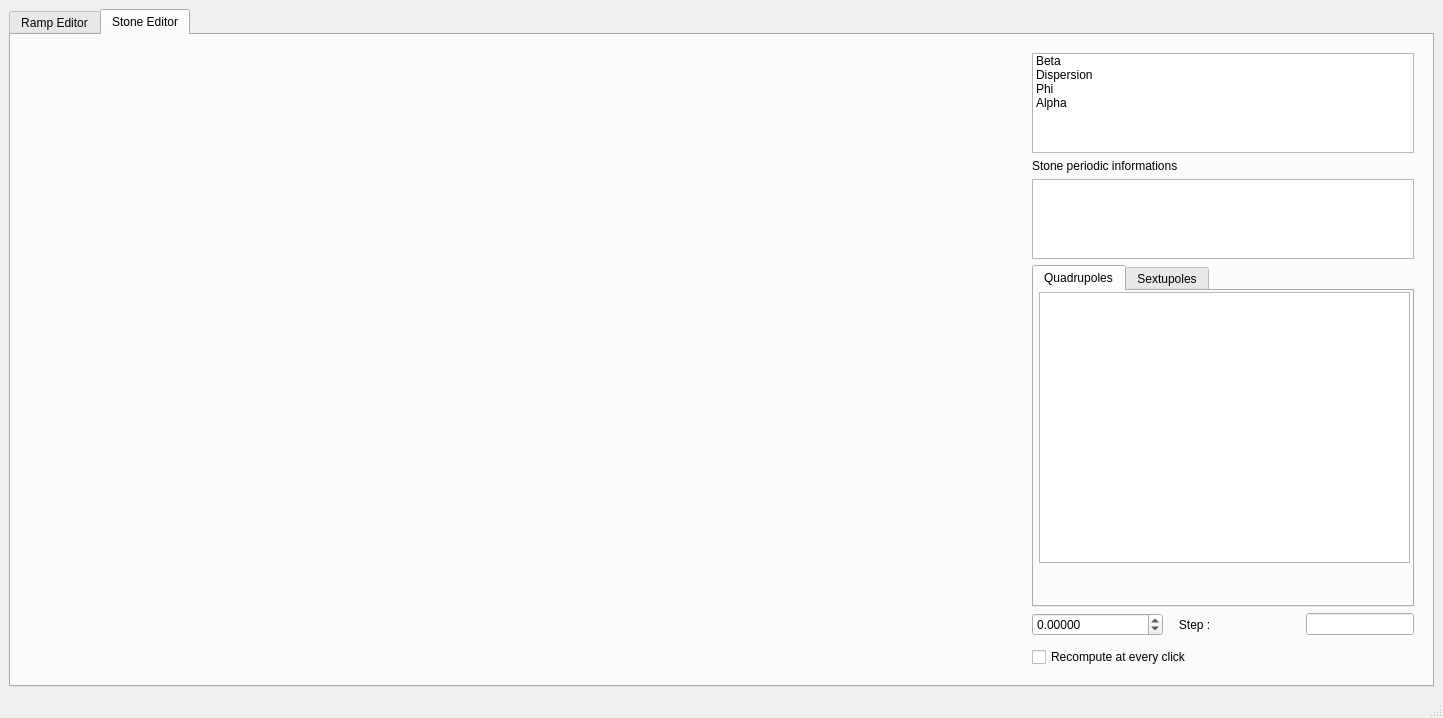
First picture: the form in RampEditor.ui, repository ydutheil/COSYRampEditor, before the edit.
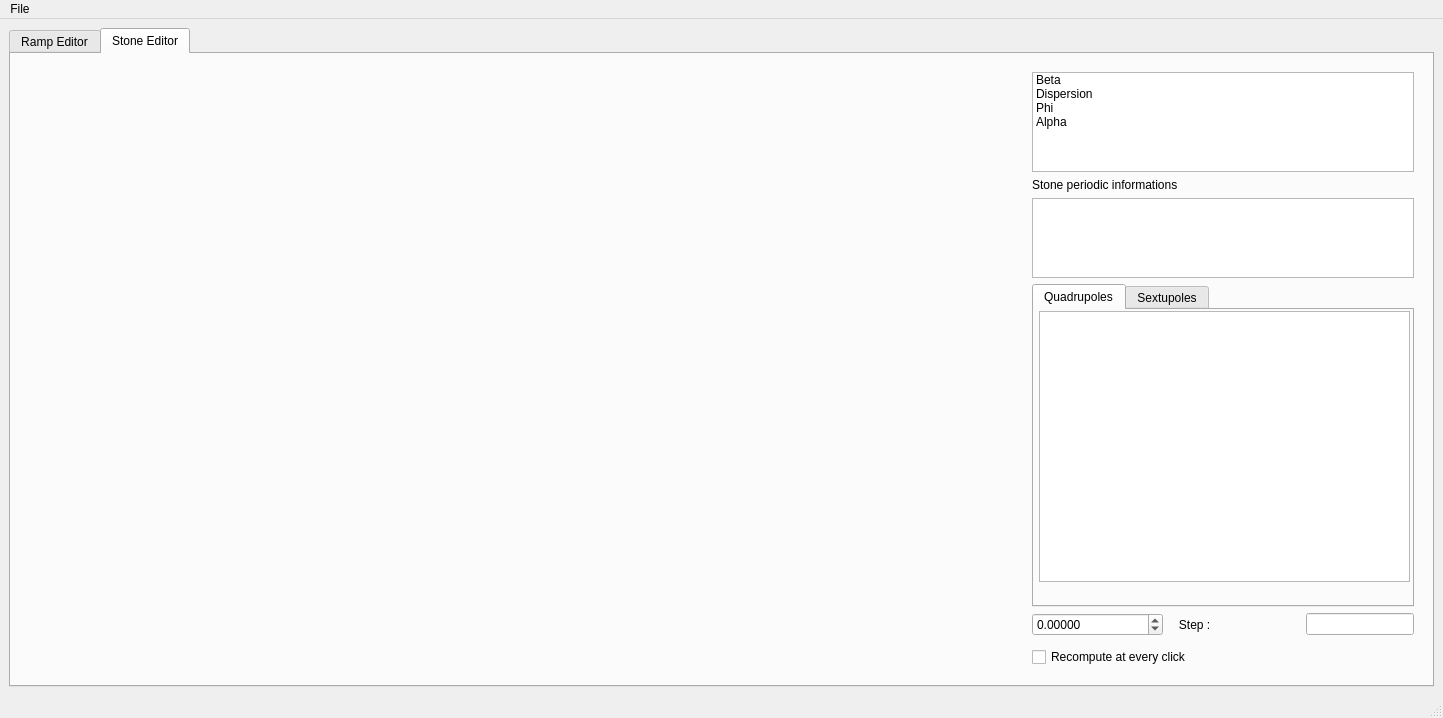
Second picture: the form after the edit.

Commit message: added stone infos in stoneEditor tab

The edit to the form file:
```diff
--- a/RampEditor.ui
+++ b/RampEditor.ui
@@ -344,6 +344,14 @@
      <height>25</height>
     </rect>
    </property>
+   <widget class="QMenu" name="menuFile">
+    <property name="title">
+     <string>File</string>
+    </property>
+    <addaction name="Save_Ramp"/>
+    <addaction name="Load_Ramp"/>
+   </widget>
+   <addaction name="menuFile"/>
   </widget>
   <widget class="QStatusBar" name="statusbar"/>
  </widget>
```
Left out of the diff: 10 changed lines with no effect on the pictures. The commit also changes 1 other file.
